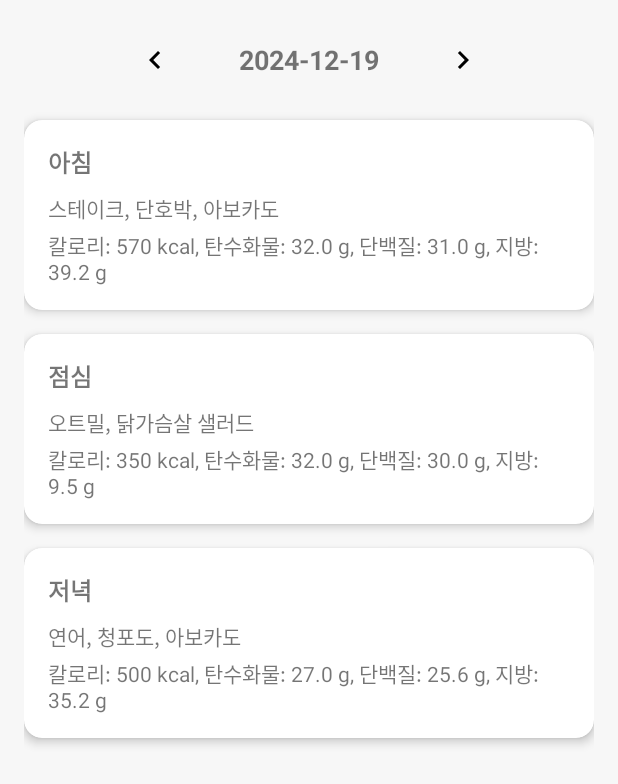
After one commit to bitcoin7661/hit, an Android app built with Jetpack Compose: the DietActivity screen opened directly, with no data from a screen before it, on a phone screen of 412 x 824 dp. The commit adds this screen. Shown: the top 784 px of the screen. Run offline under Robolectric (Android 15) with nearby library versions, the phone set to English and light mode, and no system bars.

Commit message:
1. 메인화면 식단,프로필 위치변경 2. 식단 추천 로직

```diff
--- a/app/src/main/AndroidManifest.xml
+++ b/app/src/main/AndroidManifest.xml
@@ -64,6 +64,7 @@
         <activity android:name=".EquipmentBackDetailActivity" />
         <activity android:name=".EquipmentChest" />
         <activity android:name=".EquipmentlowerBody" />
+        <activity android:name=".DietActivity" />
         <activity
             android:name=".ble.BluetoothScanActivity"
             android:exported="false"
--- /dev/null
+++ b/app/src/main/java/com/example/hit33/diet/DietActivity.kt
@@ -0,0 +1,121 @@
+package com.example.hit33
+
+import android.os.Bundle
+import android.util.Log
+import android.widget.ImageButton
+import android.widget.TextView
+import androidx.appcompat.app.AppCompatActivity
+import java.text.SimpleDateFormat
+import java.util.*
+
+class DietActivity : AppCompatActivity() {
+
+    private lateinit var dbHelper: DatabaseHelper
+    private lateinit var mealDAO: MealDAO
+    private var currentDate = Calendar.getInstance()
+
+    override fun onCreate(savedInstanceState: Bundle?) {
+        super.onCreate(savedInstanceState)
+        setContentView(R.layout.activity_daily_diet)
+
+        dbHelper = DatabaseHelper(this)
+        mealDAO = MealDAO(dbHelper.writableDatabase)
+
+        val dateTextView = findViewById<TextView>(R.id.dateTextView)
+        val btnPreviousDay = findViewById<ImageButton>(R.id.btnPreviousDay)
+        val btnNextDay = findViewById<ImageButton>(R.id.btnNextDay)
+
+        // 날짜 업데이트
+        updateDateTextView(dateTextView)
+        updateOrGenerateMeals()
+        updateDailyMeals()
+
+        // 이전 날짜 버튼 클릭
+        btnPreviousDay.setOnClickListener {
+            changeDate(-1)
+            updateDateTextView(dateTextView)
+            updateOrGenerateMeals()
+            updateDailyMeals()
+        }
+
+        // 다음 날짜 버튼 클릭
+        btnNextDay.setOnClickListener {
+            changeDate(1)
+            updateDateTextView(dateTextView)
+            updateOrGenerateMeals()
+            updateDailyMeals()
+        }
+    }
+
+    private fun changeDate(dayOffset: Int) {
+        currentDate.add(Calendar.DAY_OF_MONTH, dayOffset)
+        limitToCurrentMonth()
+    }
+
+    private fun limitToCurrentMonth() {
+        val calendar = Calendar.getInstance()
+
+        // 해당 월의 시작일로 이동
+        calendar.set(currentDate.get(Calendar.YEAR), currentDate.get(Calendar.MONTH), 1)
+        val startOfMonth = calendar.time
+
+        // 해당 월의 마지막 날로 이동
+        calendar.add(Calendar.MONTH, 1)
+        calendar.add(Calendar.DAY_OF_MONTH, -1)
+        val endOfMonth = calendar.time
+
+        // 현재 날짜가 범위를 벗어나면 조정
+        if (currentDate.time.before(startOfMonth)) currentDate.time = startOfMonth
+        if (currentDate.time.after(endOfMonth)) currentDate.time = endOfMonth
+    }
+
+    private fun updateDateTextView(dateTextView: TextView) {
+        val sdf = SimpleDateFormat("yyyy-MM-dd", Locale.getDefault())
+        dateTextView.text = sdf.format(currentDate.time)
+    }
+
+    private fun updateOrGenerateMeals() {
+        val formattedDate = SimpleDateFormat("yyyy-MM-dd", Locale.getDefault()).format(currentDate.time)
+
+        // 1. Food 데이터 가져오기
+        val foodCursor = dbHelper.readableDatabase.rawQuery("SELECT * FROM Food", null)
+        val foodList = mutableListOf<Food>()
+
+        while (foodCursor.moveToNext()) {
+            foodList.add(
+                Food(
+                    foodCursor.getString(foodCursor.getColumnIndexOrThrow("name")),
+                    foodCursor.getInt(foodCursor.getColumnIndexOrThrow("calories")),
+                    foodCursor.getDouble(foodCursor.getColumnIndexOrThrow("carbs")),
+                    foodCursor.getDouble(foodCursor.getColumnIndexOrThrow("protein")),
+                    foodCursor.getDouble(foodCursor.getColumnIndexOrThrow("fat"))
+                )
+            )
+        }
+        foodCursor.close()
+
+        // 조식, 중식, 석식 생성 및 저장
+        listOf("아침", "점심", "저녁").forEach { mealType ->
+            if (mealDAO.getDailyMeal(formattedDate, mealType) == null) {
+                val meal = mealDAO.generateRandomMeal(foodList)
+                mealDAO.saveDailyMeal(formattedDate, mealType, meal.first, meal.second)
+            }
+        }
+    }
+
+    private fun updateDailyMeals() {
+        val formattedDate = SimpleDateFormat("yyyy-MM-dd", Locale.getDefault()).format(currentDate.time)
+
+        val breakfast = mealDAO.getDailyMeal(formattedDate, "아침")
+        findViewById<TextView>(R.id.breakfastTextView).text = breakfast?.first ?: "데이터 없음"
+        findViewById<TextView>(R.id.breakfastNutrientsTextView).text = breakfast?.second ?: ""
+
+        val lunch = mealDAO.getDailyMeal(formattedDate, "점심")
+        findViewById<TextView>(R.id.lunchTextView).text = lunch?.first ?: "데이터 없음"
+        findViewById<TextView>(R.id.lunchNutrientsTextView).text = lunch?.second ?: ""
+
+        val dinner = mealDAO.getDailyMeal(formattedDate, "저녁")
+        findViewById<TextView>(R.id.dinnerTextView).text = dinner?.first ?: "데이터 없음"
+        findViewById<TextView>(R.id.dinnerNutrientsTextView).text = dinner?.second ?: ""
+    }
+}
--- /dev/null
+++ b/app/src/main/java/com/example/hit33/diet/Food.kt
@@ -0,0 +1,9 @@
+package com.example.hit33
+
+data class Food(
+    val name: String,       // 음식 이름
+    val calories: Int,      // 칼로리
+    val carbs: Double,      // 탄수화물 (g)
+    val protein: Double,    // 단백질 (g)
+    val fat: Double         // 지방 (g)
+)
--- /dev/null
+++ b/app/src/main/res/drawable/ic_chevron_left.xml
@@ -0,0 +1,9 @@
+<vector xmlns:android="http://schemas.android.com/apk/res/android"
+    android:width="24dp"
+    android:height="24dp"
+    android:viewportWidth="24"
+    android:viewportHeight="24">
+    <path
+        android:fillColor="#000000"
+        android:pathData="M15.41,7.41L10.83,12l4.58,4.59L14,18l-6,-6 6,-6z" />
+</vector>
--- /dev/null
+++ b/app/src/main/res/drawable/ic_chevron_right.xml
@@ -0,0 +1,9 @@
+<vector xmlns:android="http://schemas.android.com/apk/res/android"
+    android:width="24dp"
+    android:height="24dp"
+    android:viewportWidth="24"
+    android:viewportHeight="24">
+    <path
+        android:fillColor="#000000"
+        android:pathData="M8.59,16.59L13.17,12 8.59,7.41 10,6l6,6 -6,6z" />
+</vector>
--- /dev/null
+++ b/app/src/main/res/layout/activity_daily_diet.xml
@@ -0,0 +1,171 @@
+<ScrollView xmlns:android="http://schemas.android.com/apk/res/android"
+    xmlns:app="http://schemas.android.com/apk/res-auto"
+    android:layout_width="match_parent"
+    android:layout_height="match_parent"
+    android:padding="16dp"
+    android:background="#F7F7F7">
+
+    <LinearLayout
+        android:layout_width="match_parent"
+        android:layout_height="wrap_content"
+        android:orientation="vertical"
+        android:gravity="center">
+
+        <!-- 상단 날짜와 버튼 -->
+        <LinearLayout
+            android:layout_width="match_parent"
+            android:layout_height="wrap_content"
+            android:orientation="horizontal"
+            android:gravity="center"
+            android:layout_marginBottom="16dp">
+
+            <!-- 이전 날짜 버튼 -->
+            <ImageButton
+                android:id="@+id/btnPreviousDay"
+                android:layout_width="48dp"
+                android:layout_height="48dp"
+                android:src="@drawable/ic_chevron_left"
+                android:background="?attr/selectableItemBackground"
+                android:contentDescription="Previous Day"
+                android:layout_marginEnd="16dp" />
+
+            <!-- 현재 날짜 표시 -->
+            <TextView
+                android:id="@+id/dateTextView"
+                android:layout_width="wrap_content"
+                android:layout_height="wrap_content"
+                android:text="2024-12-19"
+                android:textSize="18sp"
+                android:textStyle="bold"
+                android:layout_marginHorizontal="16dp"
+                android:gravity="center" />
+
+            <!-- 다음 날짜 버튼 -->
+            <ImageButton
+                android:id="@+id/btnNextDay"
+                android:layout_width="48dp"
+                android:layout_height="48dp"
+                android:src="@drawable/ic_chevron_right"
+                android:background="?attr/selectableItemBackground"
+                android:contentDescription="Next Day"
+                android:layout_marginStart="16dp" />
+        </LinearLayout>
+
+        <!-- 아침 카드 -->
+        <com.google.android.material.card.MaterialCardView
+            android:layout_width="match_parent"
+            android:layout_height="wrap_content"
+            android:layout_marginBottom="16dp"
+            app:cardElevation="4dp"
+            app:cardCornerRadius="12dp">
+
+            <LinearLayout
+                android:layout_width="match_parent"
+                android:layout_height="wrap_content"
+                android:orientation="vertical"
+                android:padding="16dp">
+
+                <TextView
+                    android:layout_width="wrap_content"
+                    android:layout_height="wrap_content"
+                    android:text="아침"
+                    android:textSize="16sp"
+                    android:textStyle="bold"
+                    android:layout_marginBottom="8dp" />
+
+                <TextView
+                    android:id="@+id/breakfastTextView"
+                    android:layout_width="wrap_content"
+                    android:layout_height="wrap_content"
+                    android:text="사과, 오트밀"
+                    android:textSize="14sp"
+                    android:layout_marginBottom="4dp" />
+
+                <TextView
+                    android:id="@+id/breakfastNutrientsTextView"
+                    android:layout_width="wrap_content"
+                    android:layout_height="wrap_content"
+                    android:text="칼로리: 200kcal, 탄수화물: 30g, 단백질: 5g, 지방: 2g"
+                    android:textSize="14sp" />
+            </LinearLayout>
+        </com.google.android.material.card.MaterialCardView>
+
+        <!-- 점심 카드 -->
+        <com.google.android.material.card.MaterialCardView
+            android:layout_width="match_parent"
+            android:layout_height="wrap_content"
+            android:layout_marginBottom="16dp"
+            app:cardElevation="4dp"
+            app:cardCornerRadius="12dp">
+
+            <LinearLayout
+                android:layout_width="match_parent"
+                android:layout_height="wrap_content"
+                android:orientation="vertical"
+                android:padding="16dp">
+
+                <TextView
+                    android:layout_width="wrap_content"
+                    android:layout_height="wrap_content"
+                    android:text="점심"
+                    android:textSize="16sp"
+                    android:textStyle="bold"
+                    android:layout_marginBottom="8dp" />
+
+                <TextView
+                    android:id="@+id/lunchTextView"
+                    android:layout_width="wrap_content"
+                    android:layout_height="wrap_content"
+                    android:text="닭가슴살 샐러드"
+                    android:textSize="14sp"
+                    android:layout_marginBottom="4dp" />
+
+                <TextView
+                    android:id="@+id/lunchNutrientsTextView"
+                    android:layout_width="wrap_content"
+                    android:layout_height="wrap_content"
+                    android:text="칼로리: 300kcal, 탄수화물: 20g, 단백질: 35g, 지방: 10g"
+                    android:textSize="14sp" />
+            </LinearLayout>
+        </com.google.android.material.card.MaterialCardView>
+
+        <!-- 저녁 카드 -->
+        <com.google.android.material.card.MaterialCardView
+            android:layout_width="match_parent"
+            android:layout_height="wrap_content"
+            android:layout_marginBottom="16dp"
+            app:cardElevation="4dp"
+            app:cardCornerRadius="12dp">
+
+            <LinearLayout
+                android:layout_width="match_parent"
+                android:layout_height="wrap_content"
+                android:orientation="vertical"
+                android:padding="16dp">
+
+                <TextView
+                    android:layout_width="wrap_content"
+                    android:layout_height="wrap_content"
+                    android:text="저녁"
+                    android:textSize="16sp"
+                    android:textStyle="bold"
+                    android:layout_marginBottom="8dp" />
+
+                <TextView
+                    android:id="@+id/dinnerTextView"
+                    android:layout_width="wrap_content"
+                    android:layout_height="wrap_content"
+                    android:text="고구마, 삶은 달걀"
+                    android:textSize="14sp"
+                    android:layout_marginBottom="4dp" />
+
+                <TextView
+                    android:id="@+id/dinnerNutrientsTextView"
+                    android:layout_width="wrap_content"
+                    android:layout_height="wrap_content"
+                    android:text="칼로리: 250kcal, 탄수화물: 35g, 단백질: 10g, 지방: 5g"
+                    android:textSize="14sp" />
+            </LinearLayout>
+        </com.google.android.material.card.MaterialCardView>
+    </LinearLayout>
+</ScrollView>
```
Also changed, not shown: app/src/main/java/com/example/hit33/MainActivity.kt (+7 -5 lines), app/src/main/java/com/example/hit33/diet/MealDAO.kt (added, +121 -0 lines), app/src/main/java/com/example/hit33/diet/SQLiteOpenHelper.kt (added, +72 -0 lines), app/src/main/res/layout/activity_main.xml (+25 -25 lines).
